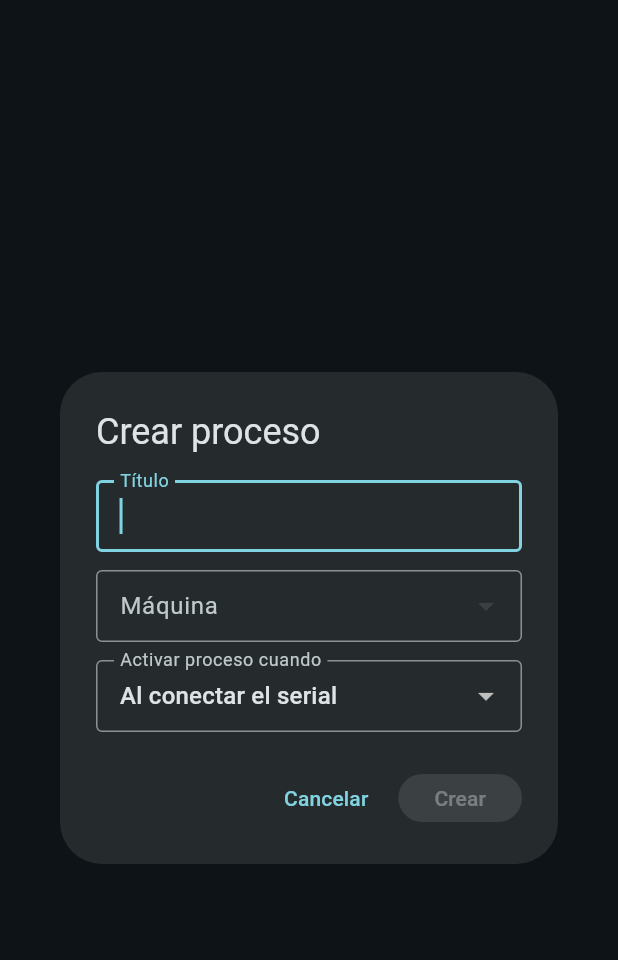
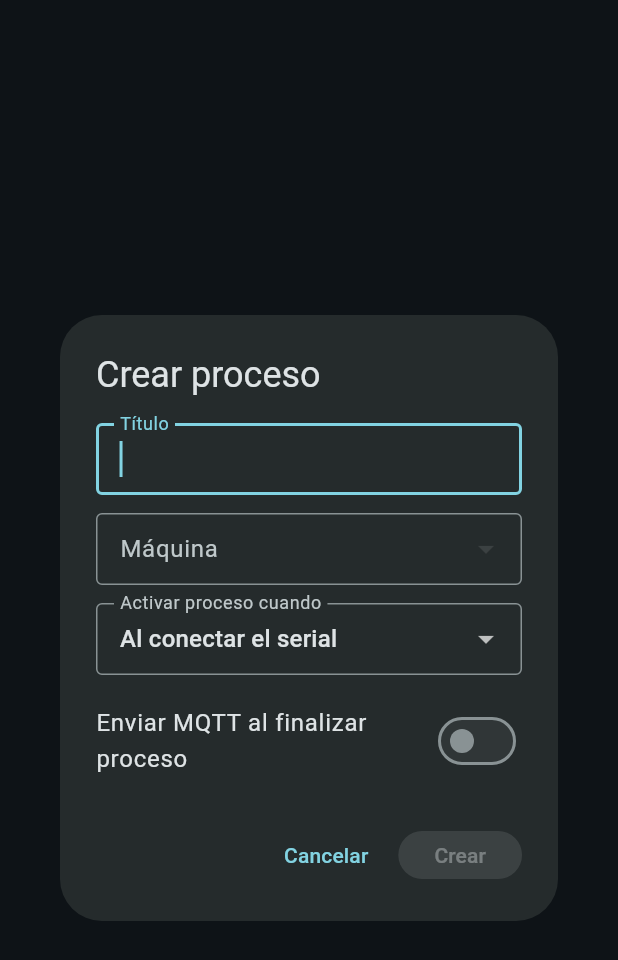
Before and after one commit to LuisCalleLazo/robotic-arm-hmi, a Flutter app: the _ProcessCreateDialog widget shown alone on an empty page, opened directly with empty values, on a phone screen of 412 x 824 dp. Shown: the top 960 px of the screen. Run offline on Flutter 3.47's test engine with Material 3 defaults, Android fonts, the phone set to English and light mode, and no system bars; our stand-ins replace drift, drift_flutter, equatable, fl_chart, flutter_bloc, get_it; missing offline and left inert: flutter_libserialport, mqtt_client, universal_serial, usb_serial; accounts and stored records are empty; generated files the repository leaves out were written again.

Commit message:
feat(end-process): add topic mqtt end

```diff
--- a/lib/features/mqtt/data/mqtt_connection_service.dart
+++ b/lib/features/mqtt/data/mqtt_connection_service.dart
@@ -137,6 +137,24 @@ class MqttConnectionService {
     _emit(const BrokerConnectionState());
   }
 
+  Future<void> publish({required String topic, required String payload}) async {
+    final normalizedTopic = topic.trim();
+    if (normalizedTopic.isEmpty) {
+      throw ArgumentError('El topic MQTT no puede estar vacío.');
+    }
+    final client = _client;
+    if (client == null || _state.isConnected != true) {
+      throw StateError('No hay conexión activa al broker MQTT.');
+    }
+
+    final builder = mqtt.MqttClientPayloadBuilder()..addString(payload);
+    client.publishMessage(
+      normalizedTopic,
+      mqtt.MqttQos.atMostOnce,
+      builder.payload!,
+    );
+  }
+
   Future<void> _disconnectClient() async {
     final client = _client;
     _client = null;
--- a/lib/features/system/data/database/system_database.dart
+++ b/lib/features/system/data/database/system_database.dart
@@ -64,6 +64,8 @@ class Processes extends Table {
       integer().nullable().references(Sensors, #id)();
   TextColumn get mqttTopic => text().nullable()();
   TextColumn get mqttExpectedMessage => text().nullable()();
+  TextColumn get mqttCompletionTopic => text().nullable()();
+  TextColumn get mqttCompletionMessage => text().nullable()();
 
   @override
   Set<Column<Object>> get primaryKey => {id};
@@ -163,7 +165,7 @@ class SystemDatabase extends _$SystemDatabase {
       );
 
   @override
-  int get schemaVersion => 5;
+  int get schemaVersion => 6;
 
   @override
   MigrationStrategy get migration => MigrationStrategy(
@@ -191,6 +193,10 @@ class SystemDatabase extends _$SystemDatabase {
         await m.addColumn(processes, processes.mqttTopic);
         await m.addColumn(processes, processes.mqttExpectedMessage);
       }
+      if (from < 6) {
+        await m.addColumn(processes, processes.mqttCompletionTopic);
+        await m.addColumn(processes, processes.mqttCompletionMessage);
+      }
     },
   );
 }
--- a/lib/features/system/data/datasources/system_local_datasource.dart
+++ b/lib/features/system/data/datasources/system_local_datasource.dart
@@ -106,6 +106,8 @@ class SystemLocalDataSource {
             machineId: row.machineId,
             mqttTopic: row.mqttTopic,
             mqttExpectedMessage: row.mqttExpectedMessage,
+            mqttCompletionTopic: row.mqttCompletionTopic,
+            mqttCompletionMessage: row.mqttCompletionMessage,
           ),
         )
         .toList();
@@ -124,6 +126,8 @@ class SystemLocalDataSource {
             activationSensorId: const Value(null),
             mqttTopic: Value(process.mqttTopic),
             mqttExpectedMessage: Value(process.mqttExpectedMessage),
+            mqttCompletionTopic: Value(process.mqttCompletionTopic),
+            mqttCompletionMessage: Value(process.mqttCompletionMessage),
           ),
         );
   }
--- a/lib/features/system/domain/entities/process.dart
+++ b/lib/features/system/domain/entities/process.dart
@@ -5,6 +5,8 @@ class Process {
   final int? machineId;
   final String? mqttTopic;
   final String? mqttExpectedMessage;
+  final String? mqttCompletionTopic;
+  final String? mqttCompletionMessage;
 
   Process({
     required this.id,
@@ -13,5 +15,7 @@ class Process {
     this.machineId,
     this.mqttTopic,
     this.mqttExpectedMessage,
+    this.mqttCompletionTopic,
+    this.mqttCompletionMessage,
   });
 }
--- a/lib/features/system/domain/services/system_configuration_service.dart
+++ b/lib/features/system/domain/services/system_configuration_service.dart
@@ -164,6 +164,18 @@ class SystemConfigurationService {
     if (message != null && message.isEmpty) {
       return 'El mensaje MQTT esperado no puede estar vacío.';
     }
+
+    final completionTopic = process.mqttCompletionTopic?.trim();
+    final completionMessage = process.mqttCompletionMessage;
+    if ((completionTopic == null) != (completionMessage == null)) {
+      return 'Configura tanto el topic como el mensaje MQTT de finalización.';
+    }
+    if (completionTopic != null && completionTopic.isEmpty) {
+      return 'El topic MQTT de finalización no puede estar vacío.';
+    }
+    if (completionMessage != null && completionMessage.isEmpty) {
+      return 'El mensaje MQTT de finalización no puede estar vacío.';
+    }
     return null;
   }
 
--- a/lib/features/system/presentation/pages/process_programming_page.dart
+++ b/lib/features/system/presentation/pages/process_programming_page.dart
@@ -127,6 +127,8 @@ class _ProcessProgrammingPageState extends State<ProcessProgrammingPage> {
                     machineId: _inferMachineId(process, motors, servos),
                     mqttTopic: process.mqttTopic,
                     mqttExpectedMessage: process.mqttExpectedMessage,
+                    mqttCompletionTopic: process.mqttCompletionTopic,
+                    mqttCompletionMessage: process.mqttCompletionMessage,
                   )
                 : process,
             motors: motors,
@@ -439,10 +441,33 @@ class _ProcessProgrammingPageState extends State<ProcessProgrammingPage> {
         throw StateError('La ejecución del proceso fue interrumpida.');
       }
     }
+    final completionMessage = await _publishCompletionMqtt(plan.process);
     if (mounted) {
-      setState(
-        () => _executionMessage = 'Proceso "${plan.process.name}" finalizado.',
-      );
+      setState(() {
+        _executionMessage = completionMessage == null
+            ? 'Proceso "${plan.process.name}" finalizado.'
+            : 'Proceso "${plan.process.name}" finalizado. $completionMessage';
+      });
+    }
+  }
+
+  Future<String?> _publishCompletionMqtt(Process process) async {
+    final topic = process.mqttCompletionTopic?.trim();
+    final message = process.mqttCompletionMessage;
+    if (topic == null || message == null || topic.isEmpty || message.isEmpty) {
+      return null;
+    }
+
+    final mqtt = GetIt.I<MqttConnectionService>();
+    if (mqtt.state.isConnected != true) {
+      return 'No se envió MQTT de finalización: broker desconectado.';
+    }
+
+    try {
+      await mqtt.publish(topic: topic, payload: message);
+      return 'MQTT de finalización enviado a "$topic".';
+    } catch (error) {
+      return 'Error al enviar MQTT de finalización: $error';
     }
   }
 
@@ -617,6 +642,8 @@ class _ProcessProgrammingPageState extends State<ProcessProgrammingPage> {
       machineId: draft.machine.id,
       mqttTopic: draft.mqttTopic,
       mqttExpectedMessage: draft.mqttExpectedMessage,
+      mqttCompletionTopic: draft.mqttCompletionTopic,
+      mqttCompletionMessage: draft.mqttCompletionMessage,
     );
     try {
       await GetIt.I<SystemConfigurationService>().saveProcessDefinition(
@@ -768,11 +795,17 @@ class _ProcessProgrammingPageState extends State<ProcessProgrammingPage> {
             child: ListTile(
               title: Text(plan.process.name),
               subtitle: Text(
-                plan.process.mqttTopic == null
-                    ? 'Al conectar el serial'
-                    : 'MQTT · ${plan.process.mqttTopic} = '
-                          '${plan.process.mqttExpectedMessage}',
-                maxLines: 1,
+                [
+                  plan.process.mqttTopic == null
+                      ? 'Inicio: al conectar el serial'
+                      : 'Inicio MQTT · ${plan.process.mqttTopic} = '
+                            '${plan.process.mqttExpectedMessage}',
+                  plan.process.mqttCompletionTopic == null
+                      ? 'Fin: sin envío MQTT'
+                      : 'Fin MQTT · ${plan.process.mqttCompletionTopic} = '
+                            '${plan.process.mqttCompletionMessage}',
+                ].join('\n'),
+                maxLines: 2,
                 overflow: TextOverflow.ellipsis,
               ),
               trailing: Row(
@@ -939,12 +972,16 @@ class _ProcessDraft {
     required this.machine,
     required this.mqttTopic,
     required this.mqttExpectedMessage,
+    required this.mqttCompletionTopic,
+    required this.mqttCompletionMessage,
   });
 
   final String name;
   final SystemMachine machine;
   final String? mqttTopic;
   final String? mqttExpectedMessage;
+  final String? mqttCompletionTopic;
+  final String? mqttCompletionMessage;
 }
 
 enum _ProcessActivation { serial, mqtt }
@@ -968,9 +1005,13 @@ class _ProcessCreateDialogState extends State<_ProcessCreateDialog> {
   final _name = TextEditingController();
   final _topic = TextEditingController();
   final _expectedMessage = TextEditingController();
+  final _completionTopic = TextEditingController();
+  final _completionMessage = TextEditingController();
   SystemMachine? _machine;
   String? _selectedTopic;
+  String? _selectedCompletionTopic;
   _ProcessActivation _activation = _ProcessActivation.serial;
+  bool _sendCompletionMqtt = false;
 
   @override
   void initState() {
@@ -984,8 +1025,13 @@ class _ProcessCreateDialogState extends State<_ProcessCreateDialog> {
         widget.machines.firstOrNull;
     _topic.text = process?.mqttTopic ?? '';
     _expectedMessage.text = process?.mqttExpectedMessage ?? '';
+    _completionTopic.text = process?.mqttCompletionTopic ?? '';
+    _completionMessage.text = process?.mqttCompletionMessage ?? '';
     if (process?.mqttTopic != null) {
       _activation = _ProcessActivation.mqtt;
+    }
+    if (process?.mqttCompletionTopic != null) {
+      _sendCompletionMqtt = true;
     }
   }
 
@@ -994,6 +1040,8 @@ class _ProcessCreateDialogState extends State<_ProcessCreateDialog> {
     _name.dispose();
     _topic.dispose();
     _expectedMessage.dispose();
+    _completionTopic.dispose();
+    _completionMessage.dispose();
     super.dispose();
   }
 
@@ -1015,12 +1063,29 @@ class _ProcessCreateDialogState extends State<_ProcessCreateDialog> {
             mqttExpectedMessage!.isEmpty)) {
       return;
     }
+
+    final completionTopic = _sendCompletionMqtt
+        ? _completionTopic.text.trim()
+        : null;
+    final completionMessage = _sendCompletionMqtt
+        ? _completionMessage.text
+        : null;
+    if (_sendCompletionMqtt &&
+        (completionTopic == null ||
+            completionTopic.isEmpty ||
+            completionMessage == null ||
+            completionMessage.isEmpty)) {
+      return;
+    }
+
     Navigator.of(context).pop(
       _ProcessDraft(
         name: name,
         machine: machine,
         mqttTopic: mqttTopic,
         mqttExpectedMessage: mqttExpectedMessage,
+        mqttCompletionTopic: completionTopic,
+        mqttCompletionMessage: completionMessage,
       ),
     );
   }
@@ -1116,7 +1181,7 @@ class _ProcessCreateDialogState extends State<_ProcessCreateDialog> {
                 controller: _topic,
                 onChanged: (_) => setState(() => _selectedTopic = null),
                 decoration: const InputDecoration(
-                  labelText: 'Topic MQTT (también puedes escribirlo)',
+                  labelText: 'Topic MQTT de inicio (también puedes escribirlo)',
                   hintText: 'maquina/entrada',
                   border: OutlineInputBorder(),
                 ),
@@ -1126,8 +1191,69 @@ class _ProcessCreateDialogState extends State<_ProcessCreateDialog> {
                 controller: _expectedMessage,
                 onChanged: (_) => setState(() {}),
                 decoration: const InputDecoration(
-                  labelText: 'Texto esperado',
+                  labelText: 'Mensaje MQTT esperado para inicio',
                   hintText: 'INICIAR',
+                  border: OutlineInputBorder(),
+                ),
+              ),
+            ],
+            const SizedBox(height: 12),
+            SwitchListTile.adaptive(
+              contentPadding: EdgeInsets.zero,
+              title: const Text('Enviar MQTT al finalizar proceso'),
+              value: _sendCompletionMqtt,
+              onChanged: (value) {
+                setState(() {
+                  _sendCompletionMqtt = value;
+                });
+              },
+            ),
+            if (_sendCompletionMqtt) ...[
+              if (widget.mqttTopics.isNotEmpty) ...[
+                const SizedBox(height: 12),
+                DropdownButtonFormField<String>(
+                  initialValue: _selectedCompletionTopic,
+                  decoration: const InputDecoration(
+                    labelText: 'Topics MQTT conocidos',
+                    border: OutlineInputBorder(),
+                  ),
+                  items: widget.mqttTopics
+                      .map(
+                        (topic) =>
+                            DropdownMenuItem(value: topic, child: Text(topic)),
+                      )
+                      .toList(),
+                  onChanged: (topic) {
+                    if (topic != null) {
+                      setState(() {
+                        _selectedCompletionTopic = topic;
+                        _completionTopic.text = topic;
+                      });
+                    }
+                  },
+                ),
+              ],
+              const SizedBox(height: 12),
+              TextField(
+                controller: _completionTopic,
+                onChanged: (_) {
+                  setState(() {
+                    _selectedCompletionTopic = null;
+                  });
+                },
+                decoration: const InputDecoration(
+                  labelText: 'Topic MQTT de finalización',
+                  hintText: 'maquina/salida',
+                  border: OutlineInputBorder(),
+                ),
+              ),
+              const SizedBox(height: 12),
+              TextField(
+                controller: _completionMessage,
+                onChanged: (_) => setState(() {}),
+                decoration: const InputDecoration(
+                  labelText: 'Mensaje MQTT de finalización',
+                  hintText: 'FINALIZADO',
                   border: OutlineInputBorder(),
                 ),
               ),
@@ -1147,7 +1273,10 @@ class _ProcessCreateDialogState extends State<_ProcessCreateDialog> {
                 _machine != null &&
                 (_activation == _ProcessActivation.serial ||
                     (_topic.text.trim().isNotEmpty &&
-                        _expectedMessage.text.isNotEmpty))
+                        _expectedMessage.text.isNotEmpty)) &&
+                (!_sendCompletionMqtt ||
+                    (_completionTopic.text.trim().isNotEmpty &&
+                        _completionMessage.text.isNotEmpty))
             ? _submit
             : null,
         child: Text(_editing ? 'Guardar' : 'Crear'),
@@ -1228,6 +1357,8 @@ class _ProcessDetailPageState extends State<_ProcessDetailPage> {
       machineId: _plan.process.machineId,
       mqttTopic: draft.mqttTopic,
       mqttExpectedMessage: draft.mqttExpectedMessage,
+      mqttCompletionTopic: draft.mqttCompletionTopic,
+      mqttCompletionMessage: draft.mqttCompletionMessage,
     );
     setState(() => _saving = true);
     try {
@@ -1463,10 +1594,16 @@ class _ProcessDetailPageState extends State<_ProcessDetailPage> {
               leading: const Icon(Icons.precision_manufacturing),
               title: Text(machineName ?? 'Máquina no disponible'),
               subtitle: Text(
-                _plan.process.mqttTopic == null
-                    ? 'Se inicia al conectar el serial'
-                    : 'Se inicia con MQTT: ${_plan.process.mqttTopic} = '
-                          '${_plan.process.mqttExpectedMessage}',
+                [
+                  _plan.process.mqttTopic == null
+                      ? 'Inicio: al conectar el serial'
+                      : 'Inicio MQTT: ${_plan.process.mqttTopic} = '
+                            '${_plan.process.mqttExpectedMessage}',
+                  _plan.process.mqttCompletionTopic == null
+                      ? 'Fin: sin envío MQTT'
+                      : 'Fin MQTT: ${_plan.process.mqttCompletionTopic} = '
+                            '${_plan.process.mqttCompletionMessage}',
+                ].join('\n'),
               ),
             ),
           ),
```
Also changed, not shown: lib/features/system/data/database/system_database.g.dart.
